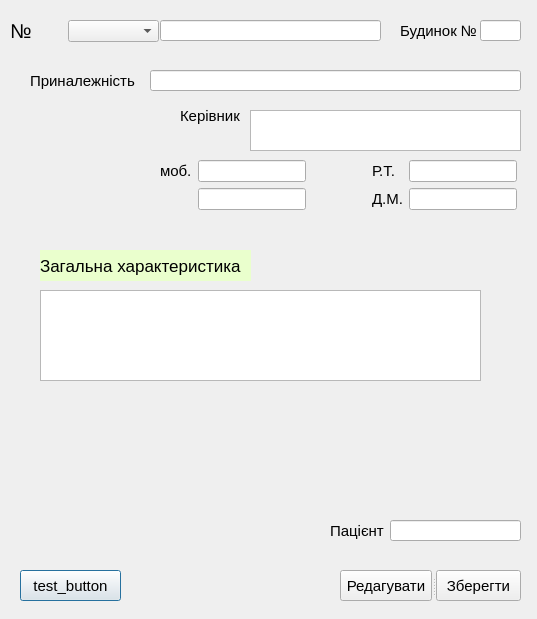
Old version of the form case_record_edit.ui in the repository LiquorProg/katalog.
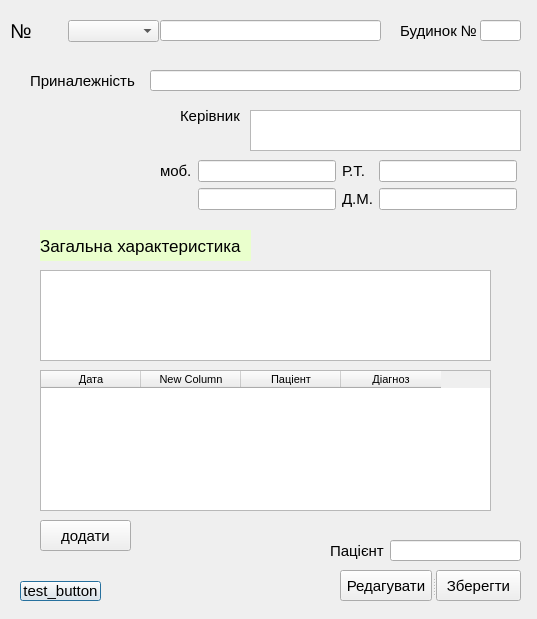
New version of the form.

```diff
--- a/case_record_edit.ui
+++ b/case_record_edit.ui
@@ -43,7 +43,7 @@
    <property name="geometry">
     <rect>
      <x>40</x>
-     <y>250</y>
+     <y>230</y>
      <width>211</width>
      <height>31</height>
     </rect>
@@ -67,8 +67,8 @@
    <property name="geometry">
     <rect>
      <x>40</x>
-     <y>290</y>
-     <width>441</width>
+     <y>270</y>
+     <width>451</width>
      <height>91</height>
     </rect>
    </property>
@@ -209,7 +209,7 @@
    <property name="geometry">
     <rect>
      <x>330</x>
-     <y>520</y>
+     <y>540</y>
      <width>61</width>
      <height>21</height>
     </rect>
@@ -230,7 +230,7 @@
    <property name="geometry">
     <rect>
      <x>390</x>
-     <y>520</y>
+     <y>540</y>
      <width>131</width>
      <height>21</height>
     </rect>
@@ -240,9 +240,9 @@
    <property name="geometry">
     <rect>
      <x>20</x>
-     <y>570</y>
-     <width>101</width>
-     <height>31</height>
+     <y>581</y>
+     <width>81</width>
+     <height>20</height>
     </rect>
    </property>
    <property name="font">
@@ -297,28 +297,13 @@
     </rect>
    </property>
    <layout class="QGridLayout" name="gridLayout">
-    <item row="1" column="3">
-     <widget class="QLabel" name="label_8_2">
-      <property name="font">
-       <font>
-        <pointsize>11</pointsize>
-       </font>
-      </property>
-      <property name="text">
-       <string>Д.М.</string>
-      </property>
-      <property name="margin">
-       <number>2</number>
-      </property>
-     </widget>
-    </item>
     <item row="1" column="1">
      <widget class="QLineEdit" name="mobile_2_2"/>
     </item>
-    <item row="1" column="4">
+    <item row="1" column="3">
      <widget class="QLineEdit" name="home_phone_2"/>
     </item>
-    <item row="0" column="3">
+    <item row="0" column="2">
      <widget class="QLabel" name="label_7_2">
       <property name="font">
        <font>
@@ -333,55 +318,92 @@
       </property>
      </widget>
     </item>
-    <item row="0" column="0">
-     <widget class="QLabel" name="label_6_2">
-      <property name="font">
-       <font>
-        <pointsize>11</pointsize>
-       </font>
-      </property>
-      <property name="text">
-       <string>моб.</string>
-      </property>
-      <property name="margin">
-       <number>2</number>
-      </property>
-     </widget>
-    </item>
     <item row="0" column="1">
      <widget class="QLineEdit" name="mobile_1_2"/>
     </item>
-    <item row="0" column="4">
+    <item row="0" column="3">
      <widget class="QLineEdit" name="work_phone_2"/>
     </item>
-    <item row="0" column="2">
-     <spacer name="horizontalSpacer">
-      <property name="orientation">
-       <enum>Qt::Horizontal</enum>
+    <item row="0" column="0">
+     <widget class="QLabel" name="label_6_2">
+      <property name="font">
+       <font>
+        <pointsize>11</pointsize>
+       </font>
       </property>
-      <property name="sizeHint" stdset="0">
-       <size>
-        <width>40</width>
-        <height>20</height>
-       </size>
+      <property name="text">
+       <string>моб.</string>
       </property>
-     </spacer>
+      <property name="margin">
+       <number>2</number>
+      </property>
+     </widget>
     </item>
     <item row="1" column="2">
-     <spacer name="horizontalSpacer_2">
-      <property name="orientation">
-       <enum>Qt::Horizontal</enum>
+     <widget class="QLabel" name="label_8_2">
+      <property name="font">
+       <font>
+        <pointsize>11</pointsize>
+       </font>
       </property>
-      <property name="sizeHint" stdset="0">
-       <size>
-        <width>40</width>
-        <height>20</height>
-       </size>
+      <property name="text">
+       <string>Д.М.</string>
       </property>
-     </spacer>
+      <property name="margin">
+       <number>2</number>
+      </property>
+     </widget>
     </item>
    </layout>
   </widget>
+  <widget class="QTableWidget" name="tableWidget_diag_edit">
+   <property name="geometry">
+    <rect>
+     <x>40</x>
+     <y>370</y>
+     <width>451</width>
+     <height>141</height>
+    </rect>
+   </property>
+   <column>
+    <property name="text">
+     <string>Дата</string>
+    </property>
+   </column>
+   <column>
+    <property name="text">
+     <string>New Column</string>
+    </property>
+   </column>
+   <column>
+    <property name="text">
+     <string>Паціент</string>
+    </property>
+   </column>
+   <column>
+    <property name="text">
+     <string>Діагноз</string>
+    </property>
+   </column>
+  </widget>
+  <widget class="QPushButton" name="addButton_2">
+   <property name="geometry">
+    <rect>
+     <x>40</x>
+     <y>520</y>
+     <width>91</width>
+     <height>31</height>
+    </rect>
+   </property>
+   <property name="font">
+    <font>
+     <pointsize>11</pointsize>
+    </font>
+   </property>
+   <property name="text">
+    <string>додати</string>
+   </property>
+  </widget>
  </widget>
  <resources/>
  <connections/>
```
